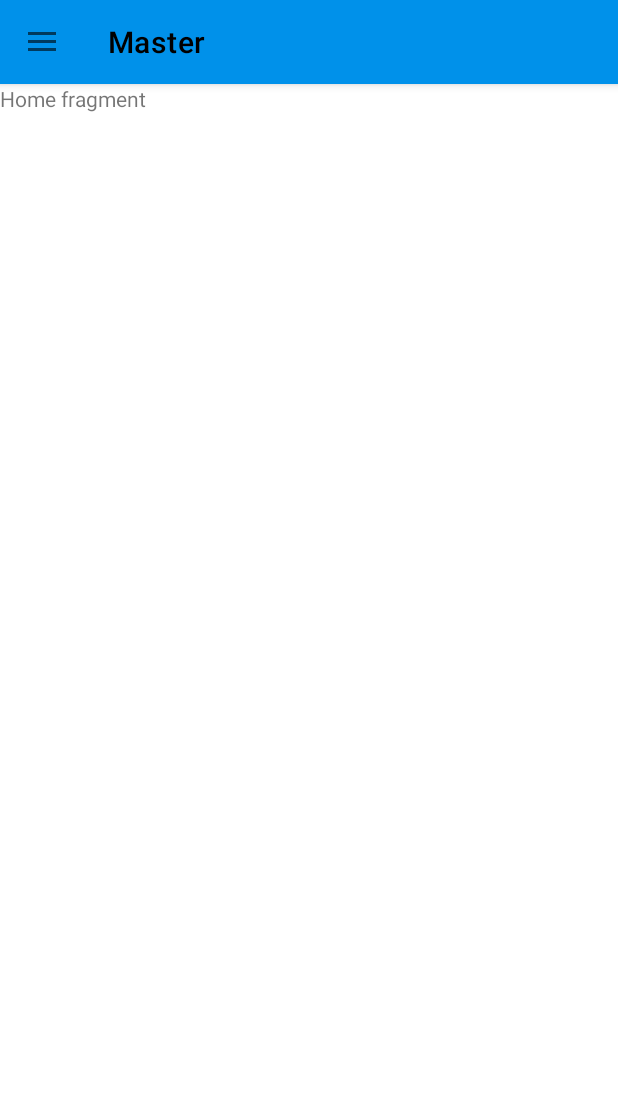
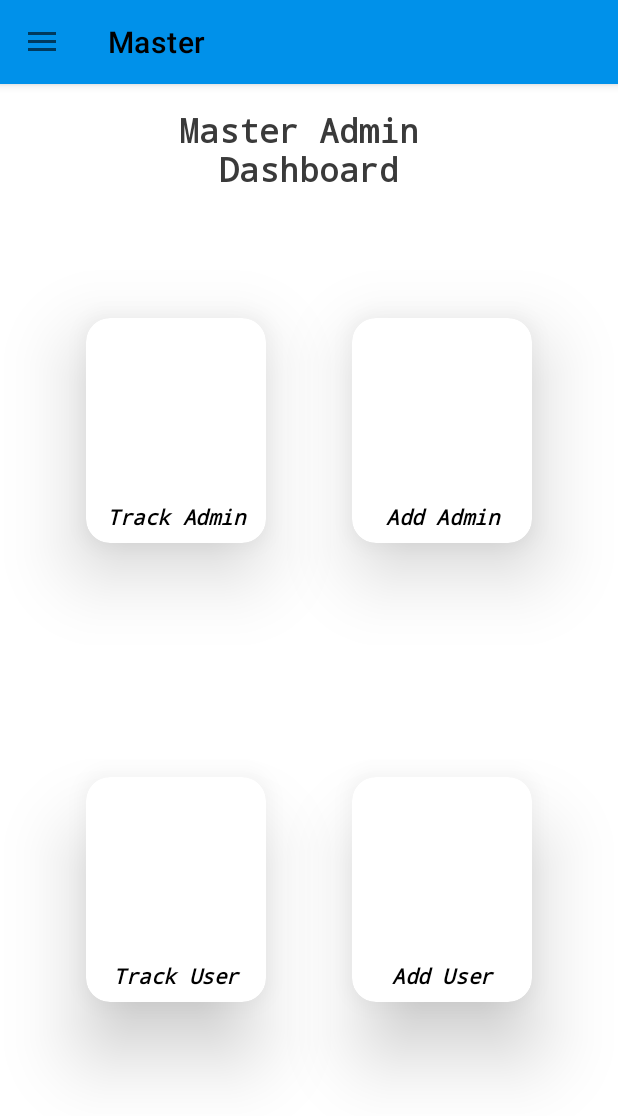
Before and after one commit to KuldeepSahu009/Hapini-v.1.0.2---Android-Project, an Android app: the MasterDashboardFragment screen opened through its navigation route, on a phone screen of 412 x 824 dp. Shown: the top 1116 px of the screen. Run offline under Robolectric (Android 15) with nearby library versions, the phone set to English and light mode, and no system bars.

Commit message:
Master Home Screen Updated except drawables

```diff
--- a/app/src/main/java/com/crm/pvt/hapinicrm/ui/MasterDashboardFragment.java
+++ b/app/src/main/java/com/crm/pvt/hapinicrm/ui/MasterDashboardFragment.java
@@ -19,7 +19,7 @@ import android.view.WindowManager;
 import com.crm.pvt.hapinicrm.R;
 import com.google.android.material.navigation.NavigationView;
 
-import org.jetbrains.annotations.NotNull;
+
 
 public class MasterDashboardFragment extends Fragment {
     NavigationView navigationView;
@@ -42,7 +42,7 @@ public class MasterDashboardFragment extends Fragment {
         getFragmentManager().beginTransaction().replace(R.id.framelayout,new Masterhomefragment()).commit();
         navigationView.setNavigationItemSelectedListener(new NavigationView.OnNavigationItemSelectedListener() {
             @Override
-            public boolean onNavigationItemSelected(@NonNull @NotNull MenuItem item) {
+            public boolean onNavigationItemSelected(@NonNull  MenuItem item) {
 
                 switch (item.getItemId()){
                     case R.id.homemaster:
--- a/app/src/main/res/layout/fragment_masterhomefragment.xml
+++ b/app/src/main/res/layout/fragment_masterhomefragment.xml
@@ -1,13 +1,174 @@
 <?xml version="1.0" encoding="utf-8"?>
-<FrameLayout xmlns:android="http://schemas.android.com/apk/res/android"
+<androidx.constraintlayout.widget.ConstraintLayout xmlns:android="http://schemas.android.com/apk/res/android"
+    xmlns:app="http://schemas.android.com/apk/res-auto"
     xmlns:tools="http://schemas.android.com/tools"
     android:layout_width="match_parent"
-    android:layout_height="match_parent"
-    tools:context=".ui.Masterhomefragment">
+    android:layout_height="match_parent">
+
+    <androidx.cardview.widget.CardView
+        android:id="@+id/cvAdminCrm"
+        android:layout_width="120dp"
+        android:layout_height="150dp"
+        android:elevation="8dp"
+        android:padding="8dp"
+        app:cardCornerRadius="16dp"
+        app:cardElevation="30dp"
+        app:layout_constraintBottom_toTopOf="@+id/cvAdminVideEditor"
+        app:layout_constraintEnd_toStartOf="@+id/cvAdminDataEntry"
+        app:layout_constraintStart_toStartOf="parent"
+        app:layout_constraintTop_toTopOf="parent">
+
+        <ImageView
+            android:layout_width="80dp"
+            android:layout_height="80dp"
+            android:layout_gravity="center_horizontal"
+             />
+
+        <TextView
+            android:layout_width="match_parent"
+            android:layout_height="wrap_content"
+            android:layout_gravity="bottom"
+            android:layout_marginBottom="8dp"
+
+            android:elevation="10dp"
+            android:fontFamily="monospace"
+            android:gravity="center"
+            android:text="Track Admin"
+            android:textAlignment="center"
+            android:textColor="#000000"
+            android:textSize="14dp"
+            android:textStyle="bold|italic" />
+
+    </androidx.cardview.widget.CardView>
+
+    <androidx.cardview.widget.CardView
+        android:id="@+id/cvAdminDataEntry"
+        android:layout_width="120dp"
+        android:layout_height="150dp"
+        android:elevation="8dp"
+        app:cardCornerRadius="16dp"
+        app:cardElevation="30dp"
+        app:layout_constraintBottom_toTopOf="@+id/cvAdminMaster"
+        app:layout_constraintEnd_toEndOf="parent"
+        app:layout_constraintStart_toEndOf="@+id/cvAdminCrm"
+        app:layout_constraintTop_toTopOf="parent">
+
+        <ImageView
+            android:layout_width="80dp"
+            android:layout_height="80dp"
+            android:layout_gravity="center_horizontal"
+             />
+
+        <TextView
+            android:layout_width="match_parent"
+            android:layout_height="wrap_content"
+            android:layout_gravity="bottom"
+            android:layout_marginBottom="8dp"
+
+            android:elevation="10dp"
+            android:fontFamily="monospace"
+            android:gravity="center"
+            android:text="Add Admin"
+            android:textAlignment="center"
+            android:textColor="#000000"
+            android:textSize="14dp"
+            android:textStyle="bold|italic" />
+
+
+    </androidx.cardview.widget.CardView>
+
+    <androidx.cardview.widget.CardView
+        android:id="@+id/cvAdminVideEditor"
+        android:layout_width="120dp"
+        android:layout_height="150dp"
+        android:elevation="8dp"
+        app:cardCornerRadius="16dp"
+        app:cardElevation="30dp"
+        app:layout_constraintBottom_toBottomOf="parent"
+        app:layout_constraintEnd_toStartOf="@+id/cvAdminMaster"
+        app:layout_constraintStart_toStartOf="parent"
+        app:layout_constraintTop_toBottomOf="@+id/cvAdminCrm">
+
+        <ImageView
+            android:layout_width="80dp"
+            android:layout_height="80dp"
+            android:layout_gravity="center_horizontal"
+            />
+
+        <TextView
+            android:layout_width="match_parent"
+            android:layout_height="wrap_content"
+            android:layout_gravity="bottom"
+            android:layout_marginBottom="8dp"
+
+            android:elevation="10dp"
+            android:fontFamily="monospace"
+            android:gravity="bottom"
+            android:text="Track User"
+            android:textAlignment="center"
+            android:textColor="#000000"
+            android:textSize="14dp"
+            android:textStyle="bold|italic" />
+
+
+    </androidx.cardview.widget.CardView>
+
+    <androidx.cardview.widget.CardView
+        android:id="@+id/cvAdminMaster"
+        android:layout_width="120dp"
+        android:layout_height="150dp"
+        android:elevation="8dp"
+        app:cardCornerRadius="16dp"
+        app:cardElevation="30dp"
+        app:layout_constraintBottom_toBottomOf="parent"
+        app:layout_constraintEnd_toEndOf="parent"
+        app:layout_constraintStart_toEndOf="@+id/cvAdminVideEditor"
+        app:layout_constraintTop_toBottomOf="@+id/cvAdminDataEntry">
+
+        <ImageView
+            android:layout_width="80dp"
+            android:layout_height="80dp"
+            android:layout_gravity="center_horizontal"
+            android:textAlignment="center" />
+
+        <TextView
+            android:layout_width="match_parent"
+            android:layout_height="wrap_content"
+            android:layout_gravity="bottom"
+            android:layout_marginBottom="8dp"
+
+            android:elevation="10dp"
+            android:fontFamily="monospace"
+            android:gravity="center"
+            android:text="Add User"
+            android:textAlignment="center"
+            android:textColor="#000000"
+            android:textSize="14dp"
+            android:textStyle="bold|italic" />
+
+    </androidx.cardview.widget.CardView>
+
+    <androidx.constraintlayout.widget.Guideline
+        android:id="@+id/guidelineBottom"
+        android:layout_width="wrap_content"
+        android:layout_height="wrap_content"
+        android:orientation="horizontal"
+        app:layout_constraintGuide_end="80dp" />
 
     <TextView
-        android:layout_width="match_parent"
+        android:id="@+id/textView3"
+        android:layout_width="wrap_content"
         android:layout_height="wrap_content"
-        android:text="Home fragment"/>
+        android:layout_marginTop="16dp"
+        android:fontFamily="monospace"
+        android:gravity="center_horizontal"
+        android:text="Master Admin \nDashboard"
+        android:textColor="#3A3A3A"
+        android:textSize="22dp"
+        android:textStyle="bold"
+        app:layout_constraintEnd_toEndOf="parent"
+        app:layout_constraintStart_toStartOf="parent"
+        app:layout_constraintTop_toTopOf="parent" />
 
-</FrameLayout>
+
+</androidx.constraintlayout.widget.ConstraintLayout>
```
